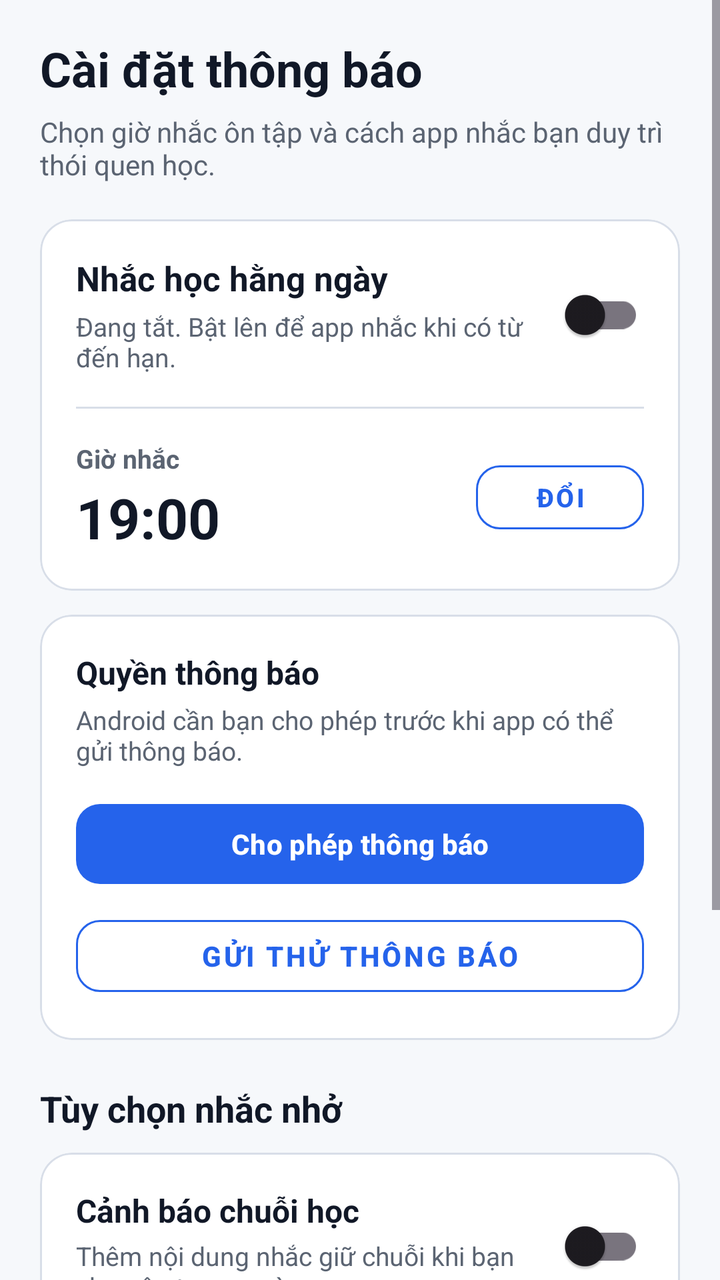
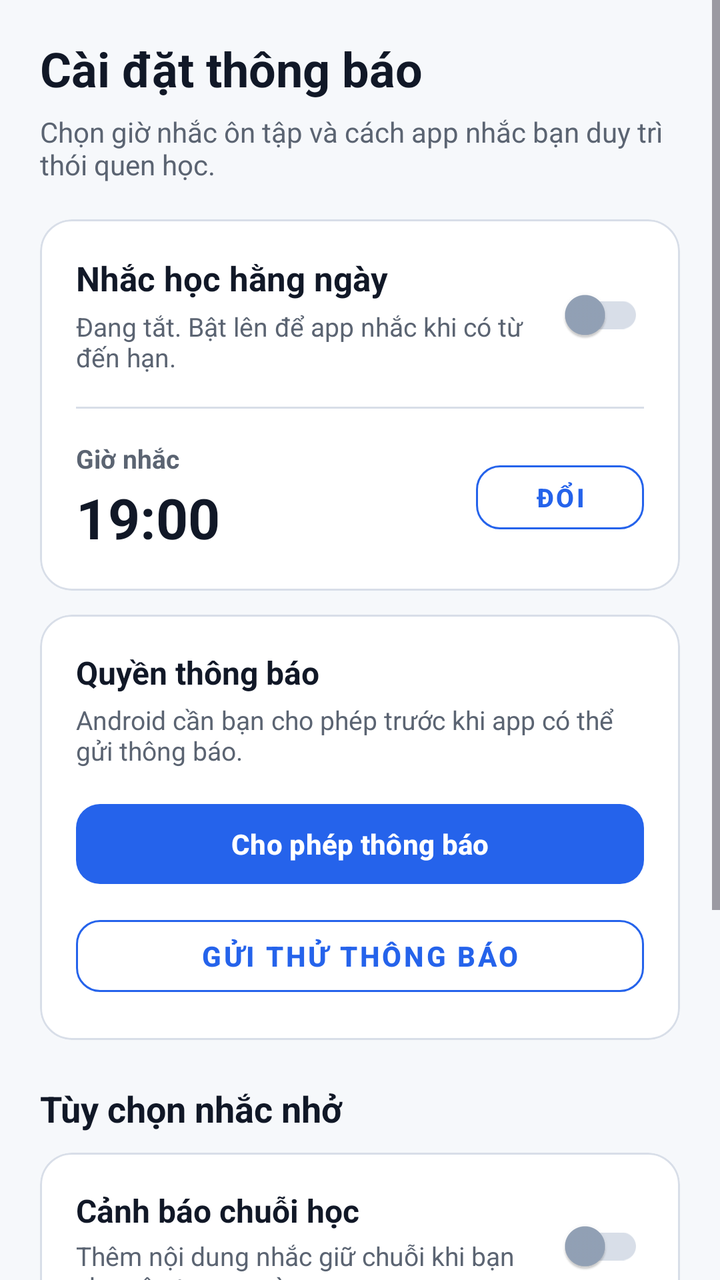

Compare the two renders of this Android layout. The source of the first and the diff that turns it into the second are given below.
<!-- AndroidManifest.xml: application theme Theme.ObjectLanguage -->
<!-- res/layout/fragment_notification_settings.xml -->
<?xml version="1.0" encoding="utf-8"?>
<ScrollView xmlns:android="http://schemas.android.com/apk/res/android"
    xmlns:app="http://schemas.android.com/apk/res-auto"
    android:layout_width="match_parent"
    android:layout_height="match_parent"
    android:background="@color/background"
    android:clipToPadding="false"
    android:fillViewport="true">

    <LinearLayout
        android:layout_width="match_parent"
        android:layout_height="wrap_content"
        android:orientation="vertical"
        android:paddingStart="20dp"
        android:paddingTop="18dp"
        android:paddingEnd="20dp"
        android:paddingBottom="28dp">

        <TextView
            android:layout_width="match_parent"
            android:layout_height="wrap_content"
            android:text="@string/notification_settings_title"
            android:textColor="@color/text_primary"
            android:textSize="24sp"
            android:textStyle="bold" />

        <TextView
            android:layout_width="match_parent"
            android:layout_height="wrap_content"
            android:layout_marginTop="6dp"
            android:text="@string/notification_settings_subtitle"
            android:textColor="@color/text_secondary"
            android:textSize="14sp" />

        <com.google.android.material.card.MaterialCardView
            android:layout_width="match_parent"
            android:layout_height="wrap_content"
            android:layout_marginTop="18dp"
            app:cardBackgroundColor="@color/surface"
            app:cardCornerRadius="16dp"
            app:cardElevation="0dp"
            app:strokeColor="@color/divider"
            app:strokeWidth="1dp">

            <LinearLayout
                android:layout_width="match_parent"
                android:layout_height="wrap_content"
                android:orientation="vertical"
                android:padding="18dp">

                <LinearLayout
                    android:layout_width="match_parent"
                    android:layout_height="wrap_content"
                    android:gravity="center_vertical"
                    android:orientation="horizontal">

                    <LinearLayout
                        android:layout_width="0dp"
                        android:layout_height="wrap_content"
                        android:layout_weight="1"
                        android:orientation="vertical">

                        <TextView
                            android:layout_width="match_parent"
                            android:layout_height="wrap_content"
                            android:text="@string/notification_daily_reminder"
                            android:textColor="@color/text_primary"
                            android:textSize="17sp"
                            android:textStyle="bold" />

                        <TextView
                            android:id="@+id/notificationSummaryText"
                            android:layout_width="match_parent"
                            android:layout_height="wrap_content"
                            android:layout_marginTop="4dp"
                            android:text="@string/notification_summary_disabled"
                            android:textColor="@color/text_secondary"
                            android:textSize="13sp" />
                    </LinearLayout>

                    <com.google.android.material.switchmaterial.SwitchMaterial
                        android:id="@+id/dailyReminderSwitch"
                        android:layout_width="wrap_content"
                        android:layout_height="wrap_content" />
                </LinearLayout>

                <View
                    android:layout_width="match_parent"
                    android:layout_height="1dp"
                    android:layout_marginTop="16dp"
                    android:layout_marginBottom="16dp"
                    android:background="@color/divider" />

                <LinearLayout
                    android:layout_width="match_parent"
                    android:layout_height="wrap_content"
                    android:gravity="center_vertical"
                    android:orientation="horizontal">

                    <LinearLayout
                        android:layout_width="0dp"
                        android:layout_height="wrap_content"
                        android:layout_weight="1"
                        android:orientation="vertical">

                        <TextView
                            android:layout_width="match_parent"
                            android:layout_height="wrap_content"
                            android:text="@string/notification_reminder_time"
                            android:textColor="@color/text_secondary"
                            android:textSize="13sp"
                            android:textStyle="bold" />

                        <TextView
                            android:id="@+id/selectedTimeText"
                            android:layout_width="wrap_content"
                            android:layout_height="wrap_content"
                            android:layout_marginTop="2dp"
                            android:text="19:00"
                            android:textColor="@color/text_primary"
                            android:textSize="28sp"
                            android:textStyle="bold" />
                    </LinearLayout>

                    <com.google.android.material.button.MaterialButton
                        android:id="@+id/selectTimeButton"
                        style="@style/Widget.MaterialComponents.Button.OutlinedButton"
                        android:layout_width="wrap_content"
                        android:layout_height="44dp"
                        android:minWidth="84dp"
                        android:text="@string/notification_change_time"
                        android:textColor="@color/primary"
                        android:textSize="13sp"
                        android:textStyle="bold"
                        app:cornerRadius="12dp"
                        app:strokeColor="@color/primary" />
                </LinearLayout>
            </LinearLayout>
        </com.google.android.material.card.MaterialCardView>

        <com.google.android.material.card.MaterialCardView
            android:layout_width="match_parent"
            android:layout_height="wrap_content"
            android:layout_marginTop="12dp"
            app:cardBackgroundColor="@color/surface"
            app:cardCornerRadius="16dp"
            app:cardElevation="0dp"
            app:strokeColor="@color/divider"
            app:strokeWidth="1dp">

            <LinearLayout
                android:layout_width="match_parent"
                android:layout_height="wrap_content"
                android:orientation="vertical"
                android:padding="18dp">

                <TextView
                    android:layout_width="match_parent"
                    android:layout_height="wrap_content"
                    android:text="@string/notification_permission_title"
                    android:textColor="@color/text_primary"
                    android:textSize="16sp"
                    android:textStyle="bold" />

                <TextView
                    android:id="@+id/notificationPermissionText"
                    android:layout_width="match_parent"
                    android:layout_height="wrap_content"
                    android:layout_marginTop="4dp"
                    android:text="@string/notification_permission_required"
                    android:textColor="@color/text_secondary"
                    android:textSize="13sp" />

                <com.google.android.material.button.MaterialButton
                    android:id="@+id/notificationPermissionButton"
                    android:layout_width="match_parent"
                    android:layout_height="48dp"
                    android:layout_marginTop="14dp"
                    android:text="@string/notification_permission_button"
                    android:textColor="@color/text_on_primary"
                    android:textSize="14sp"
                    android:textStyle="bold"
                    app:backgroundTint="@color/primary"
                    app:cornerRadius="12dp" />

                <com.google.android.material.button.MaterialButton
                    android:id="@+id/sendTestButton"
                    style="@style/Widget.MaterialComponents.Button.OutlinedButton"
                    android:layout_width="match_parent"
                    android:layout_height="48dp"
                    android:layout_marginTop="8dp"
                    android:text="@string/notification_test_button"
                    android:textColor="@color/primary"
                    android:textSize="14sp"
                    android:textStyle="bold"
                    app:cornerRadius="12dp"
                    app:strokeColor="@color/primary" />
            </LinearLayout>
        </com.google.android.material.card.MaterialCardView>

        <TextView
            android:layout_width="match_parent"
            android:layout_height="wrap_content"
            android:layout_marginTop="22dp"
            android:text="@string/notification_detail_title"
            android:textColor="@color/text_primary"
            android:textSize="18sp"
            android:textStyle="bold" />

        <com.google.android.material.card.MaterialCardView
            android:layout_width="match_parent"
            android:layout_height="wrap_content"
            android:layout_marginTop="10dp"
            app:cardBackgroundColor="@color/surface"
            app:cardCornerRadius="16dp"
            app:cardElevation="0dp"
            app:strokeColor="@color/divider"
            app:strokeWidth="1dp">

            <LinearLayout
                android:layout_width="match_parent"
                android:layout_height="wrap_content"
                android:orientation="vertical">

                <LinearLayout
                    android:layout_width="match_parent"
                    android:layout_height="wrap_content"
                    android:gravity="center_vertical"
                    android:orientation="horizontal"
                    android:padding="18dp">

                    <LinearLayout
                        android:layout_width="0dp"
                        android:layout_height="wrap_content"
                        android:layout_weight="1"
                        android:orientation="vertical">

                        <TextView
                            android:layout_width="match_parent"
                            android:layout_height="wrap_content"
                            android:text="@string/notification_streak_alert"
                            android:textColor="@color/text_primary"
                            android:textSize="16sp"
                            android:textStyle="bold" />

                        <TextView
                            android:layout_width="match_parent"
                            android:layout_height="wrap_content"
                            android:layout_marginTop="3dp"
                            android:text="@string/notification_streak_alert_desc"
                            android:textColor="@color/text_secondary"
                            android:textSize="13sp" />
                    </LinearLayout>

                    <com.google.android.material.switchmaterial.SwitchMaterial
                        android:id="@+id/streakAlertSwitch"
                        android:layout_width="wrap_content"
                        android:layout_height="wrap_content" />
                </LinearLayout>

                <View
                    android:layout_width="match_parent"
                    android:layout_height="1dp"
                    android:layout_marginStart="18dp"
                    android:background="@color/divider" />

                <LinearLayout
                    android:layout_width="match_parent"
                    android:layout_height="wrap_content"
                    android:gravity="center_vertical"
                    android:orientation="horizontal"
                    android:padding="18dp">

                    <LinearLayout
                        android:layout_width="0dp"
                        android:layout_height="wrap_content"
                        android:layout_weight="1"
                        android:orientation="vertical">

                        <TextView
                            android:layout_width="match_parent"
                            android:layout_height="wrap_content"
                            android:text="@string/notification_milestones"
                            android:textColor="@color/text_primary"
                            android:textSize="16sp"
                            android:textStyle="bold" />

                        <TextView
                            android:layout_width="match_parent"
                            android:layout_height="wrap_content"
                            android:layout_marginTop="3dp"
                            android:text="@string/notification_milestones_desc"
                            android:textColor="@color/text_secondary"
                            android:textSize="13sp" />
                    </LinearLayout>

                    <com.google.android.material.switchmaterial.SwitchMaterial
                        android:id="@+id/milestoneCelebrationSwitch"
                        android:layout_width="wrap_content"
                        android:layout_height="wrap_content" />
                </LinearLayout>
            </LinearLayout>
        </com.google.android.material.card.MaterialCardView>

        <TextView
            android:id="@+id/statusText"
            android:layout_width="match_parent"
            android:layout_height="wrap_content"
            android:layout_marginTop="16dp"
            android:background="@drawable/bg_soft_panel"
            android:padding="14dp"
            android:text="@string/notification_status_default"
            android:textAlignment="center"
            android:textColor="@color/text_secondary"
            android:textSize="14sp" />

        <TextView
            android:layout_width="match_parent"
            android:layout_height="wrap_content"
            android:layout_marginTop="12dp"
            android:lineSpacingExtra="2dp"
            android:text="@string/notification_tip"
            android:textColor="@color/text_muted"
            android:textSize="12sp" />
    </LinearLayout>
</ScrollView>
<!-- resources referenced by this layout -->
<resources>
  <color name="background">#F6F8FB</color>
  <color name="divider">#D8DEE8</color>
  <color name="primary">#2563EB</color>
  <color name="surface">#FFFFFF</color>
  <color name="text_muted">#94A3B8</color>
  <color name="text_on_primary">#FFFFFF</color>
  <color name="text_primary">#111827</color>
  <color name="text_secondary">#5B6472</color>
  <!-- drawable bg_soft_panel (drawable) -->
  <?xml version="1.0" encoding="utf-8"?>
  <shape xmlns:android="http://schemas.android.com/apk/res/android"
      android:shape="rectangle">
      <solid android:color="@color/surface_soft" />
      <corners android:radius="16dp" />
  </shape>
  <string name="notification_change_time">Đổi</string>
  <string name="notification_daily_reminder">Nhắc học hằng ngày</string>
  <string name="notification_detail_title">Tùy chọn nhắc nhở</string>
  <string name="notification_milestones">Mừng mốc thành tích</string>
  <string name="notification_milestones_desc">Hiện chúc mừng và thông báo khi đạt mốc chuỗi học.</string>
  <string name="notification_permission_button">Cho phép thông báo</string>
  <string name="notification_permission_required">Android cần bạn cho phép trước khi app có thể gửi thông báo.</string>
  <string name="notification_permission_title">Quyền thông báo</string>
  <string name="notification_reminder_time">Giờ nhắc</string>
  <string name="notification_settings_subtitle">Chọn giờ nhắc ôn tập và cách app nhắc bạn duy trì thói quen học.</string>
  <string name="notification_settings_title">Cài đặt thông báo</string>
  <string name="notification_status_default">Cấu hình thông báo ở phía trên</string>
  <string name="notification_streak_alert">Cảnh báo chuỗi học</string>
  <string name="notification_streak_alert_desc">Thêm nội dung nhắc giữ chuỗi khi bạn chưa ôn trong ngày.</string>
  <string name="notification_summary_disabled">Đang tắt. Bật lên để app nhắc khi có từ đến hạn.</string>
  <string name="notification_test_button">Gửi thử thông báo</string>
  <string name="notification_tip">Thông báo chỉ được gửi khi bạn đã đăng nhập, có từ đến hạn và chưa ôn trong ngày.</string>
  <color name="surface_soft">#F1F5F9</color>
  <color name="primary_dark">#1E40AF</color>
  <color name="secondary">#16A34A</color>
  <style name="Widget.App.CardView" parent="Widget.Material3.CardView.Elevated">
          <item name="cardBackgroundColor">@color/surface</item>
          <item name="cardCornerRadius">14dp</item>
          <item name="cardElevation">0dp</item>
          <item name="strokeWidth">0dp</item>
      </style>
  <style name="Widget.App.BottomNav" parent="Widget.Material3.BottomNavigationView">
          <item name="backgroundTint">@color/bottom_nav_bg</item>
          <item name="itemIconTint">@color/bottom_nav_color</item>
          <item name="itemTextColor">@color/bottom_nav_color</item>
          <item name="itemActiveIndicatorStyle">@style/Widget.App.BottomNav.ActiveIndicator</item>
          <item name="labelVisibilityMode">labeled</item>
          <item name="itemRippleColor">@color/primary_light</item>
      </style>
  <color name="bottom_nav_bg">#FFFFFF</color>
  <style name="Widget.App.BottomNav.ActiveIndicator" parent="Widget.Material3.BottomNavigationView.ActiveIndicator">
          <item name="android:color">@color/surface_variant</item>
          <item name="shapeAppearance">@style/ShapeAppearance.App.SmallComponent</item>
      </style>
  <color name="primary_light">#DBEAFE</color>
  <color name="surface_variant">#EAF0F7</color>
  <style name="ShapeAppearance.App.SmallComponent" parent="ShapeAppearance.Material3.SmallComponent">
          <item name="cornerSize">14dp</item>
      </style>
  <!-- unchanged entries left out for length: 1 -->
</resources>

<!-- the commit's change to res/layout/fragment_notification_settings.xml (unified diff, before → after) -->
@@ -81,7 +81,9 @@
                     <com.google.android.material.switchmaterial.SwitchMaterial
                         android:id="@+id/dailyReminderSwitch"
                         android:layout_width="wrap_content"
-                        android:layout_height="wrap_content" />
+                        android:layout_height="wrap_content"
+                        app:trackTint="@color/switch_track_tint"
+                        app:thumbTint="@color/switch_thumb_tint" />
                 </LinearLayout>
 
                 <View
@@ -255,7 +257,9 @@
                     <com.google.android.material.switchmaterial.SwitchMaterial
                         android:id="@+id/streakAlertSwitch"
                         android:layout_width="wrap_content"
-                        android:layout_height="wrap_content" />
+                        android:layout_height="wrap_content"
+                        app:trackTint="@color/switch_track_tint"
+                        app:thumbTint="@color/switch_thumb_tint" />
                 </LinearLayout>
 
                 <View
@@ -297,7 +301,9 @@
                     <com.google.android.material.switchmaterial.SwitchMaterial
                         android:id="@+id/milestoneCelebrationSwitch"
                         android:layout_width="wrap_content"
-                        android:layout_height="wrap_content" />
+                        android:layout_height="wrap_content"
+                        app:trackTint="@color/switch_track_tint"
+                        app:thumbTint="@color/switch_thumb_tint" />
                 </LinearLayout>
             </LinearLayout>
         </com.google.android.material.card.MaterialCardView>
